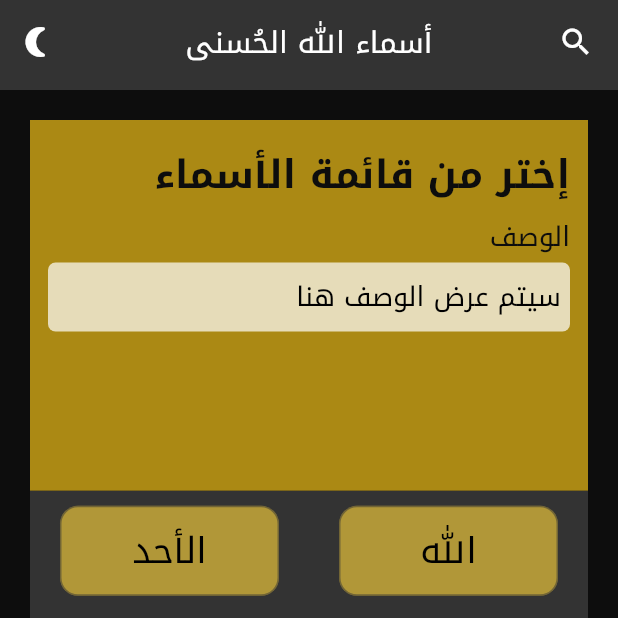
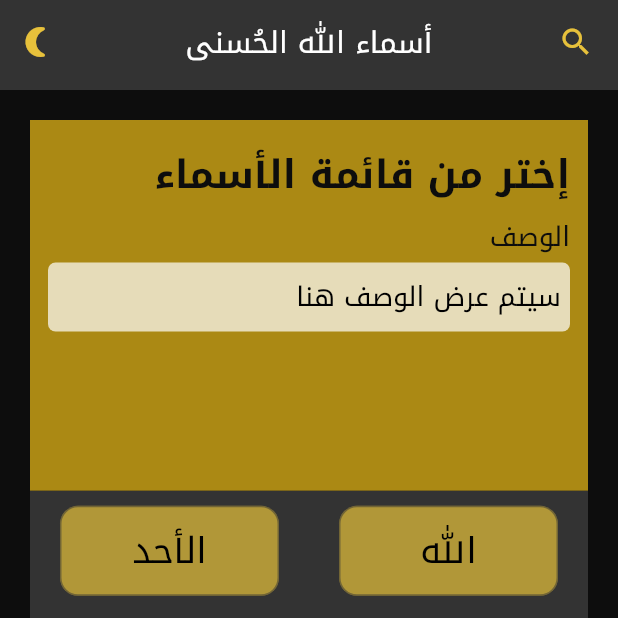
Before and after one commit to devhasanalhamed/names_of_allah, a Flutter app: the screen it shows after launch, on a phone screen of 412 x 824 dp, the top half of it. Run offline on Flutter 3.47's test engine with Material 2 defaults, Android fonts, the phone set to English and light mode, and no system bars; our stand-ins replace shared_preferences.

Commit message:
colors changed
only color change

```diff
--- a/lib/view/widgets/appbar.dart
+++ b/lib/view/widgets/appbar.dart
@@ -58,8 +58,14 @@ class _MyAppBarState extends State<MyAppBar> {
               IconButton(
                 icon:
                     Provider.of<ThemeManager>(context, listen: true).isDarkMode
-                        ? const Icon(Icons.sunny)
-                        : const Icon(Icons.nightlight_round),
+                        ? const Icon(
+                            Icons.sunny,
+                            color: Color(0xFFE7C13B),
+                          )
+                        : const Icon(
+                            Icons.nightlight_round,
+                            color: Color(0xFFE7C13B),
+                          ),
                 onPressed: () =>
                     Provider.of<ThemeManager>(context, listen: false)
                         .toggleTheme(),
@@ -73,7 +79,15 @@ class _MyAppBarState extends State<MyAppBar> {
             _isSearching = !_isSearching;
           }),
         },
-        icon: _isSearching ? const Icon(Icons.clear) : const Icon(Icons.search),
+        icon: _isSearching
+            ? const Icon(
+                Icons.clear,
+                color: Color(0xFFE7C13B),
+              )
+            : const Icon(
+                Icons.search,
+                color: Color(0xFFE7C13B),
+              ),
       ),
     );
   }
```
